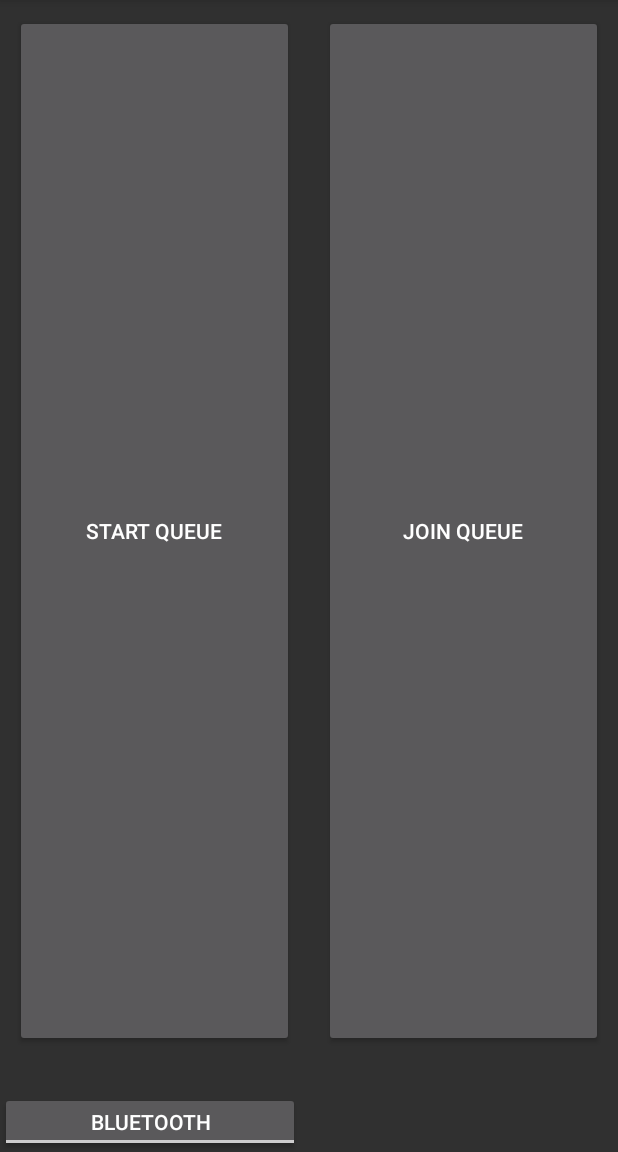
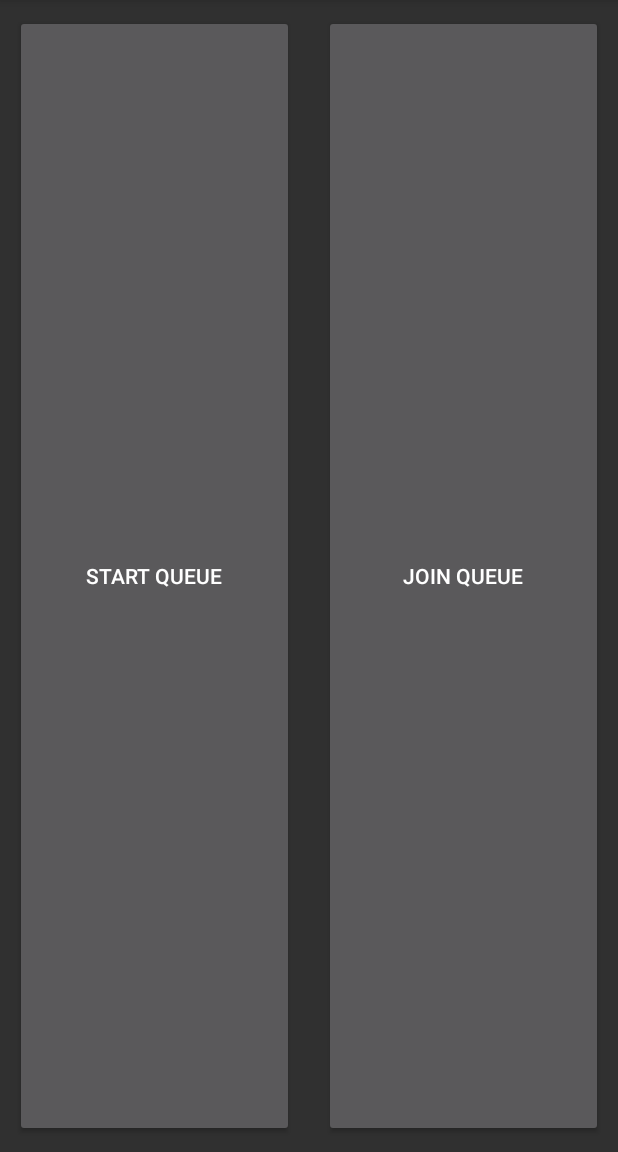
Before and after one commit to Fryguy1991/SocialQ, an Android app: the screen it shows after launch (StartActivity), on a phone screen of 412 x 824 dp, the part 84-1236 px from its top. Run offline under Robolectric (Android 15) with nearby library versions, the light colour scheme and no system bars.

Commit message:
Remove selector for connection type on start screen (for now Nearby Devices is preferred).

```diff
--- a/app/src/main/res/layout/start_screen.xml
+++ b/app/src/main/res/layout/start_screen.xml
@@ -22,7 +22,8 @@
         android:layout_width="match_parent"
         android:layout_height="wrap_content"
         android:layout_alignParentBottom="true"
-        android:layout_marginTop="@dimen/standard_spacing">
+        android:layout_marginTop="@dimen/standard_spacing"
+        android:visibility="gone">
 
         <ToggleButton
             android:layout_width="200dp"
```
